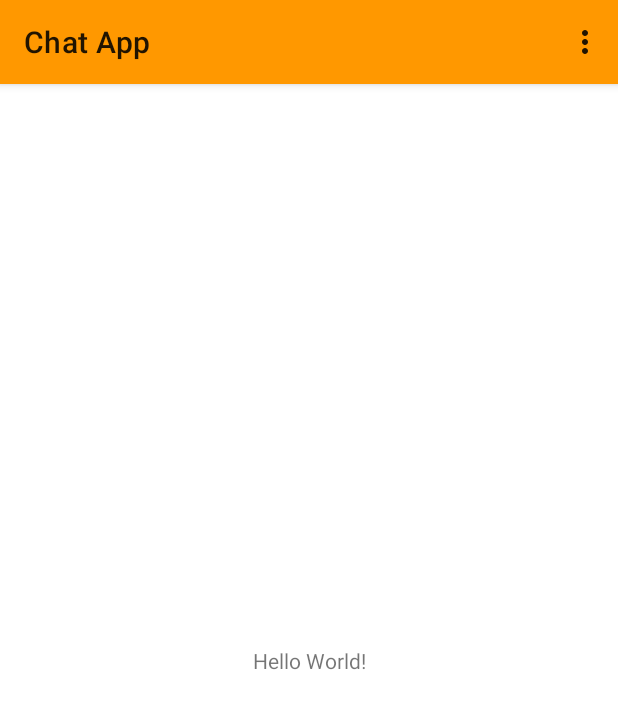
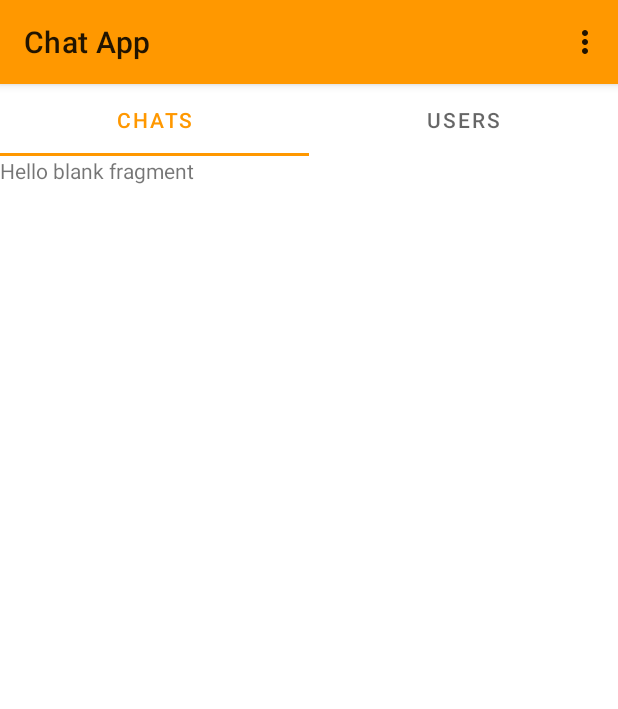
Before and after one commit to brizoalejandro/chat-app, an Android app: the MainActivity screen opened directly, with no data from a screen before it, on a phone screen of 412 x 824 dp. Shown: the top 709 px of the screen. Run offline under Robolectric (Android 15) with nearby library versions, the phone set to English and light mode, and no system bars; 1 statement that could not run was skipped.

Commit message:
Created chats and user fragments, using viewpager and tablayout

```diff
--- a/app/build.gradle
+++ b/app/build.gradle
@@ -43,6 +43,7 @@ dependencies {
     implementation 'nl.komponents.kovenant:kovenant:3.3.0'
     implementation 'nl.komponents.kovenant:kovenant-android:3.3.0'
 
+    implementation 'androidx.legacy:legacy-support-v4:1.0.0'
     testImplementation 'junit:junit:4.12'
     androidTestImplementation 'androidx.test.ext:junit:1.1.0'
     androidTestImplementation 'androidx.test.espresso:espresso-core:3.2.0'
--- a/app/src/main/AndroidManifest.xml
+++ b/app/src/main/AndroidManifest.xml
@@ -10,8 +10,8 @@
         android:supportsRtl="true"
         android:name=".ChatApplication"
         android:theme="@style/AppTheme">
-        <activity android:name=".ui.main.MainActivity"></activity>
-        <activity android:name=".ui.auth.AuthActivity">
+        <activity android:name=".views.main.MainActivity"></activity>
+        <activity android:name=".views.auth.AuthActivity">
             <intent-filter>
                 <action android:name="android.intent.action.MAIN" />
 
--- /dev/null
+++ b/app/src/main/java/com/brizoalejandro/chatapp/components/ViewPagerAdapter.kt
@@ -0,0 +1,29 @@
+package com.brizoalejandro.chatapp.components
+
+import androidx.fragment.app.Fragment
+import androidx.fragment.app.FragmentManager
+import androidx.fragment.app.FragmentPagerAdapter
+
+class ViewPagerAdapter(fm: FragmentManager) : FragmentPagerAdapter(fm) {
+
+    var fragments: ArrayList<Fragment> = ArrayList()
+    var titles: ArrayList<String> = ArrayList()
+
+    fun addFragment(fragment: Fragment, title: String){
+        fragments.add((fragment))
+        titles.add((title))
+    }
+
+
+    override fun getItem(position: Int): Fragment {
+        return fragments[position]
+    }
+
+    override fun getCount(): Int {
+        return fragments.size
+    }
+
+    override fun getPageTitle(position: Int): CharSequence? {
+        return titles[position]
+    }
+}
--- /dev/null
+++ b/app/src/main/java/com/brizoalejandro/chatapp/fragments/ChatsFragment.kt
@@ -0,0 +1,22 @@
+package com.brizoalejandro.chatapp.fragments
+
+
+import android.os.Bundle
+import androidx.fragment.app.Fragment
+import android.view.LayoutInflater
+import android.view.View
+import android.view.ViewGroup
+
+import com.brizoalejandro.chatapp.R
+
+class ChatsFragment : Fragment() {
+
+    override fun onCreateView(
+        inflater: LayoutInflater, container: ViewGroup?,
+        savedInstanceState: Bundle?
+    ): View? {
+        return inflater.inflate(R.layout.fragment_chats, container, false)
+    }
+
+
+}
--- /dev/null
+++ b/app/src/main/java/com/brizoalejandro/chatapp/fragments/UsersFragment.kt
@@ -0,0 +1,22 @@
+package com.brizoalejandro.chatapp.fragments
+
+
+import android.os.Bundle
+import androidx.fragment.app.Fragment
+import android.view.LayoutInflater
+import android.view.View
+import android.view.ViewGroup
+
+import com.brizoalejandro.chatapp.R
+
+class UsersFragment : Fragment() {
+
+    override fun onCreateView(
+        inflater: LayoutInflater, container: ViewGroup?,
+        savedInstanceState: Bundle?
+    ): View? {
+        return inflater.inflate(R.layout.fragment_users, container, false)
+    }
+
+
+}
--- a/app/src/main/java/com/brizoalejandro/chatapp/services/AuthService.kt
+++ b/app/src/main/java/com/brizoalejandro/chatapp/services/AuthService.kt
@@ -6,7 +6,7 @@ import com.google.firebase.auth.FirebaseAuth
 import java.lang.ref.WeakReference
 import android.util.Log
 import com.brizoalejandro.chatapp.extensions.toUser
-import com.brizoalejandro.chatapp.ui.auth.AuthInterface
+import com.brizoalejandro.chatapp.views.auth.AuthInterface
 import com.google.firebase.auth.FirebaseUser
 import com.google.firebase.firestore.FirebaseFirestore
 import com.google.firebase.firestore.ktx.firestore
@@ -25,7 +25,7 @@ class AuthService(val context: Context): AuthInterface, KoinComponent {
         get() { return FirebaseAuth.getInstance() }
 
     val firebaseDB: FirebaseFirestore
-        get() { return  Firebase.firestore }
+        get() { return Firebase.firestore }
 
     val currentUser: FirebaseUser?
         get() { return firebaseAuth.currentUser }
--- a/app/src/main/java/com/brizoalejandro/chatapp/ui/main/MainActivity.kt
+++ /dev/null
@@ -1,39 +0,0 @@
-package com.brizoalejandro.chatapp.ui.main
-
-import androidx.appcompat.app.AppCompatActivity
-import android.os.Bundle
-import android.view.Menu
-import android.view.MenuItem
-import com.brizoalejandro.chatapp.R
-import com.brizoalejandro.chatapp.extensions.goTo
-import com.brizoalejandro.chatapp.ui.auth.AuthActivity
-
-
-class MainActivity : AppCompatActivity() {
-
-    private val mainPresenter = MainPresenter()
-
-    override fun onCreate(savedInstanceState: Bundle?) {
-        super.onCreate(savedInstanceState)
-        setContentView(R.layout.activity_main)
-
-    }
-
-
-    override fun onCreateOptionsMenu(menu: Menu?): Boolean {
-        menuInflater.inflate(R.menu.menu, menu)
-        return true
-    }
-
-    override fun onOptionsItemSelected(item: MenuItem): Boolean {
-        when (item.itemId) {
-            R.id.logout -> {
-                mainPresenter.logout()
-                this.goTo(AuthActivity::class.java)
-            }
-        }
-        return false
-    }
-
-
-}
--- a/app/src/main/java/com/brizoalejandro/chatapp/ui/auth/AuthActivity.kt
+++ b/app/src/main/java/com/brizoalejandro/chatapp/views/auth/AuthActivity.kt
@@ -1,4 +1,4 @@
-package com.brizoalejandro.chatapp.ui.auth
+package com.brizoalejandro.chatapp.views.auth
 
 import androidx.appcompat.app.AppCompatActivity
 import android.os.Bundle
@@ -7,8 +7,7 @@ import android.widget.EditText
 import android.widget.Toast
 import com.brizoalejandro.chatapp.R
 import com.brizoalejandro.chatapp.extensions.goTo
-import com.brizoalejandro.chatapp.services.AuthService
-import com.brizoalejandro.chatapp.ui.main.MainActivity
+import com.brizoalejandro.chatapp.views.main.MainActivity
 import kotlinx.android.synthetic.main.activity_auth.*
 import nl.komponents.kovenant.ui.failUi
 import nl.komponents.kovenant.ui.successUi
--- a/app/src/main/java/com/brizoalejandro/chatapp/ui/auth/AuthInterface.kt
+++ b/app/src/main/java/com/brizoalejandro/chatapp/views/auth/AuthInterface.kt
@@ -1,4 +1,4 @@
-package com.brizoalejandro.chatapp.ui.auth
+package com.brizoalejandro.chatapp.views.auth
 
 import android.app.Activity
 import com.google.firebase.auth.FirebaseUser
--- a/app/src/main/java/com/brizoalejandro/chatapp/ui/auth/AuthPresenter.kt
+++ b/app/src/main/java/com/brizoalejandro/chatapp/views/auth/AuthPresenter.kt
@@ -1,4 +1,4 @@
-package com.brizoalejandro.chatapp.ui.auth
+package com.brizoalejandro.chatapp.views.auth
 
 import android.app.Activity
 import com.brizoalejandro.chatapp.services.AuthService
--- /dev/null
+++ b/app/src/main/java/com/brizoalejandro/chatapp/views/main/MainActivity.kt
@@ -0,0 +1,67 @@
+package com.brizoalejandro.chatapp.views.main
+
+import androidx.appcompat.app.AppCompatActivity
+import android.os.Bundle
+import android.view.Menu
+import android.view.MenuItem
+import androidx.viewpager.widget.ViewPager
+import com.brizoalejandro.chatapp.R
+import com.brizoalejandro.chatapp.extensions.goTo
+import com.brizoalejandro.chatapp.views.auth.AuthActivity
+import com.brizoalejandro.chatapp.components.ViewPagerAdapter
+import com.brizoalejandro.chatapp.fragments.ChatsFragment
+import com.brizoalejandro.chatapp.fragments.UsersFragment
+import com.google.android.material.tabs.TabLayout
+import kotlinx.android.synthetic.main.activity_main.*
+
+
+class MainActivity : AppCompatActivity() {
+
+    private val mainPresenter = MainPresenter()
+
+    private var viewPagerAdapter = ViewPagerAdapter(supportFragmentManager)
+
+    private val viewPager: ViewPager?
+        get() { return view_pager }
+
+    private val tabLayout: TabLayout?
+        get() { return tab_layout }
+
+
+
+    override fun onCreate(savedInstanceState: Bundle?) {
+        super.onCreate(savedInstanceState)
+        setContentView(R.layout.activity_main)
+
+        setupViewPager()
+    }
+
+
+
+
+    private fun setupViewPager() {
+        viewPagerAdapter.addFragment(ChatsFragment(), "Chats")
+        viewPagerAdapter.addFragment(UsersFragment(), "Users")
+
+        viewPager?.adapter = viewPagerAdapter
+        tabLayout?.setupWithViewPager(viewPager)
+    }
+
+
+    override fun onCreateOptionsMenu(menu: Menu?): Boolean {
+        menuInflater.inflate(R.menu.menu, menu)
+        return true
+    }
+
+    override fun onOptionsItemSelected(item: MenuItem): Boolean {
+        when (item.itemId) {
+            R.id.logout -> {
+                mainPresenter.logout()
+                this.goTo(AuthActivity::class.java)
+            }
+        }
+        return false
+    }
+
+
+}
--- a/app/src/main/java/com/brizoalejandro/chatapp/ui/main/MainPresenter.kt
+++ b/app/src/main/java/com/brizoalejandro/chatapp/views/main/MainPresenter.kt
@@ -1,4 +1,4 @@
-package com.brizoalejandro.chatapp.ui.main
+package com.brizoalejandro.chatapp.views.main
 
 import com.brizoalejandro.chatapp.services.AuthService
 import org.koin.core.KoinComponent
--- a/app/src/main/res/layout/activity_main.xml
+++ b/app/src/main/res/layout/activity_main.xml
@@ -4,15 +4,28 @@
     xmlns:tools="http://schemas.android.com/tools"
     android:layout_width="match_parent"
     android:layout_height="match_parent"
-    tools:context=".ui.main.MainActivity">
+    tools:context=".views.main.MainActivity">
 
-    <TextView
-        android:layout_width="wrap_content"
+
+    <com.google.android.material.tabs.TabLayout
+        android:id="@+id/tab_layout"
+        android:layout_width="match_parent"
         android:layout_height="wrap_content"
-        android:text="Hello World!"
-        app:layout_constraintBottom_toBottomOf="parent"
+        app:layout_constraintTop_toTopOf="parent"
+        app:layout_constraintLeft_toLeftOf="parent"
+        app:layout_constraintRight_toRightOf="parent">
+
+    </com.google.android.material.tabs.TabLayout>
+
+    <androidx.viewpager.widget.ViewPager
+        android:id="@+id/view_pager"
+        android:layout_width="0dp"
+        android:layout_height="0dp"
+        app:layout_constraintTop_toBottomOf="@id/tab_layout"
         app:layout_constraintLeft_toLeftOf="parent"
         app:layout_constraintRight_toRightOf="parent"
-        app:layout_constraintTop_toTopOf="parent" />
+        app:layout_constraintBottom_toBottomOf="parent">
+
+    </androidx.viewpager.widget.ViewPager>
 
 </androidx.constraintlayout.widget.ConstraintLayout>
--- /dev/null
+++ b/app/src/main/res/layout/fragment_chats.xml
@@ -0,0 +1,14 @@
+<?xml version="1.0" encoding="utf-8"?>
+<FrameLayout xmlns:android="http://schemas.android.com/apk/res/android"
+    xmlns:tools="http://schemas.android.com/tools"
+    android:layout_width="match_parent"
+    android:layout_height="match_parent"
+    tools:context=".fragments.ChatsFragment">
+
+    <!-- TODO: Update blank fragment layout -->
+    <TextView
+        android:layout_width="match_parent"
+        android:layout_height="match_parent"
+        android:text="@string/hello_blank_fragment" />
+
+</FrameLayout>
--- /dev/null
+++ b/app/src/main/res/layout/fragment_users.xml
@@ -0,0 +1,14 @@
+<?xml version="1.0" encoding="utf-8"?>
+<FrameLayout xmlns:android="http://schemas.android.com/apk/res/android"
+    xmlns:tools="http://schemas.android.com/tools"
+    android:layout_width="match_parent"
+    android:layout_height="match_parent"
+    tools:context=".fragments.UsersFragment">
+
+    <!-- TODO: Update blank fragment layout -->
+    <TextView
+        android:layout_width="match_parent"
+        android:layout_height="match_parent"
+        android:text="@string/hello_blank_fragment" />
+
+</FrameLayout>
--- a/app/src/main/res/values/strings.xml
+++ b/app/src/main/res/values/strings.xml
@@ -6,4 +6,7 @@
     <string name="password_field">Password</string>
     <string name="register_btn_text">Enter</string>
 
+    <!-- TODO: Remove or change this placeholder text -->
+    <string name="hello_blank_fragment">Hello blank fragment</string>
+
 </resources>
```
